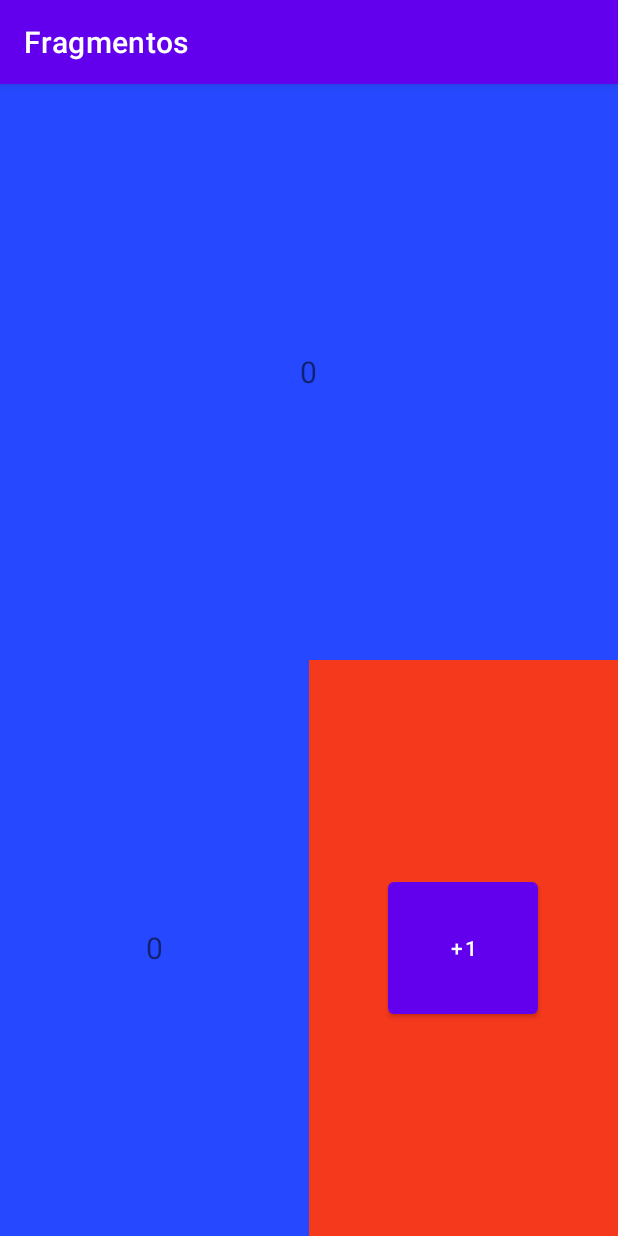
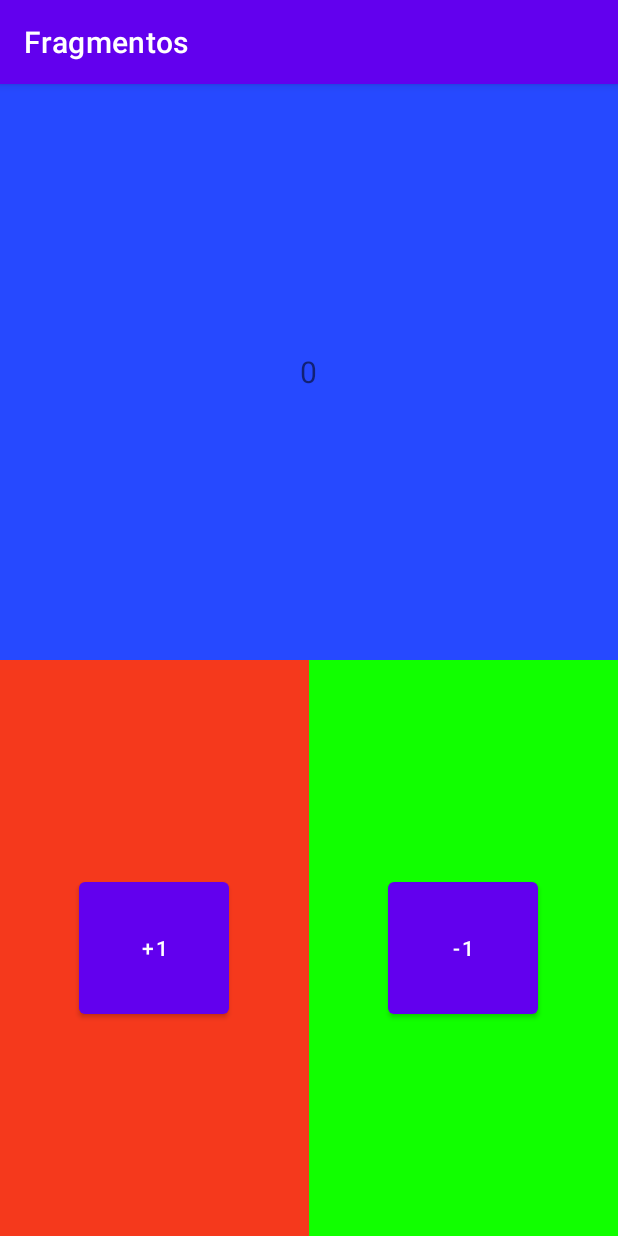
Before and after one commit to MeloAguilar/Fragmentos, an Android app: the screen it shows after launch (MainActivity), on a phone screen of 412 x 824 dp. Run offline under Robolectric (Android 15) with nearby library versions, the phone set to English and light mode, and no system bars.

Commit message:
todo bien todo correcto, y yo que me alegro de que funcione

```diff
--- a/app/build.gradle
+++ b/app/build.gradle
@@ -30,6 +30,12 @@ android {
     kotlinOptions {
         jvmTarget = '1.8'
     }
+    buildFeatures{
+        viewBinding = true
+    }
+    viewBinding{
+        enable = true
+    }
 }
 
 dependencies {
--- a/app/src/main/java/com/example/fragmentos/AzulFragment.kt
+++ b/app/src/main/java/com/example/fragmentos/AzulFragment.kt
@@ -1,5 +1,6 @@
 package com.example.fragmentos
 
+import android.content.Context
 import android.os.Bundle
 import androidx.fragment.app.Fragment
 import android.view.LayoutInflater
@@ -17,47 +18,39 @@ private const val ARG_PARAM2 = "param2"
  * create an instance of this fragment.
  */
 class AzulFragment : Fragment() {
-    // TODO: Rename and change types of parameters
-    private var param1: String? = null
-    private var param2: String? = null
+
+    private var listener:Comunicador? = null
 
     override fun onCreate(savedInstanceState: Bundle?) {
         super.onCreate(savedInstanceState)
-        arguments?.let {
-            param1 = it.getString(ARG_PARAM1)
-            param2 = it.getString(ARG_PARAM2)
+
+    }
+
+    override fun onAttach(context: Context) {
+        super.onAttach(context)
+        if(context is Comunicador){
+            listener = context
         }
     }
 
+    override fun onDetach() {
+        super.onDetach()
+        listener = null
+    }
+
+
+    override fun onViewCreated(view: View, savedInstanceState: Bundle?) {
+        super.onViewCreated(view, savedInstanceState)
+
+    }
     override fun onCreateView(
         inflater: LayoutInflater, container: ViewGroup?,
         savedInstanceState: Bundle?
     ): View? {
-        var viewRoot = inflater.inflate(R.layout.fragment_azul, container, false)
-        var txt : View = viewRoot.findViewById(R.id.btnFrAzul)
-        var viewRojo = inflater.inflate(R.layout.fragment_rojo, container, false)
-        var viewVerde = inflater.inflate(R.layout.fragment_verde,container,false)
+
         // Inflate the layout for this fragment
-        return viewRoot
+        return inflater.inflate(R.layout.fragment_azul, container, false)
     }
 
-    companion object {
-        /**
-         * Use this factory method to create a new instance of
-         * this fragment using the provided parameters.
-         *
-         * @param param1 Parameter 1.
-         * @param param2 Parameter 2.
-         * @return A new instance of fragment AzulFragment.
-         */
-        // TODO: Rename and change types and number of parameters
-        @JvmStatic
-        fun newInstance(param1: String, param2: String) =
-            AzulFragment().apply {
-                arguments = Bundle().apply {
-                    putString(ARG_PARAM1, param1)
-                    putString(ARG_PARAM2, param2)
-                }
-            }
-    }
+
 }
--- /dev/null
+++ b/app/src/main/java/com/example/fragmentos/Comunicador.kt
@@ -0,0 +1,9 @@
+package com.example.fragmentos
+
+interface Comunicador {
+
+   fun onClickRestar()
+   fun onClickSumar()
+
+
+}
--- a/app/src/main/java/com/example/fragmentos/MainActivity.kt
+++ b/app/src/main/java/com/example/fragmentos/MainActivity.kt
@@ -1,29 +1,60 @@
 package com.example.fragmentos
 
+import android.annotation.SuppressLint
+import android.app.AlertDialog
+import android.content.Context
+import android.content.DialogInterface
 import androidx.appcompat.app.AppCompatActivity
 import android.os.Bundle
 import android.view.LayoutInflater
 import android.view.View
 import android.widget.Button
 import android.widget.TextView
+import androidx.fragment.app.DialogFragment
 
-class MainActivity : AppCompatActivity() {
+class MainActivity : AppCompatActivity(), Comunicador {
+
+
+  private var contador = 0
 
     override fun onCreate(savedInstanceState: Bundle?) {
         super.onCreate(savedInstanceState)
         setContentView(R.layout.activity_main)
 
-        var btnRojo : Button = findViewById<View>(R.id.fragmento_rojo).findViewById(R.id.btnFrRojo)
-        var btnVerde:Button = findViewById<View>(R.id.fragmento_verde).findViewById(R.id.btnFrVerde)
-        var txtAzul:TextView = findViewById<View>(R.id.fragmento_azul).findViewById(R.id.btnFrAzul)
-        var contador = 0
+
+    }
+
+    override fun onClickRestar() {
+        var texto = findViewById<TextView>(R.id.btnFrAzul)
+        if(contador > 0){
+            contador--
+        }
 
 
-        btnRojo?.setOnClickListener{
-            contador++
-            txtAzul.text = contador.toString()
-        }
+        texto.text = contador.toString()
+
     }
 
 
+
+    override fun onClickSumar() {
+        var texto = findViewById<TextView>(R.id.btnFrAzul)
+        contador++
+        if(contador == 11)
+        {
+            AlertDialog.Builder(this)
+                .setTitle("PARA DE CLICAR COÑO")
+                .setMessage("Pulse si para parar el contador o no para seguir sumando")
+                .setPositiveButton("si") { dialog, which ->
+                    texto.text = contador.toString()
+                }
+                .setNegativeButton("no"){dialog,which -> contador--}
+
+                .setIcon(R.drawable.ic_launcher_background)
+                .show()
+        }else {
+            texto.text = contador.toString()
+        }
+
+    }
 }
--- a/app/src/main/java/com/example/fragmentos/RojoFragment.kt
+++ b/app/src/main/java/com/example/fragmentos/RojoFragment.kt
@@ -1,34 +1,29 @@
 package com.example.fragmentos
 
+import android.content.Context
 import android.os.Bundle
 import androidx.fragment.app.Fragment
 import android.view.LayoutInflater
 import android.view.View
 import android.view.ViewGroup
+import android.widget.Button
 
-// TODO: Rename parameter arguments, choose names that match
-// the fragment initialization parameters, e.g. ARG_ITEM_NUMBER
-private const val ARG_PARAM1 = "param1"
-private const val ARG_PARAM2 = "param2"
 
-/**
- * A simple [Fragment] subclass.
- * Use the [RojoFragment.newInstance] factory method to
- * create an instance of this fragment.
- */
 class RojoFragment : Fragment() {
-    // TODO: Rename and change types of parameters
-    private var param1: String? = null
-    private var param2: String? = null
 
-    override fun onCreate(savedInstanceState: Bundle?) {
-        super.onCreate(savedInstanceState)
-        arguments?.let {
-            param1 = it.getString(ARG_PARAM1)
-            param2 = it.getString(ARG_PARAM2)
+    private var listener:Comunicador? = null
+
+    override fun onAttach(context: Context) {
+        super.onAttach(context)
+        if(context is Comunicador){
+            listener = context
         }
     }
 
+    override fun onViewCreated(view: View, savedInstanceState: Bundle?) {
+        super.onViewCreated(view, savedInstanceState)
+        view.findViewById<Button>(R.id.btnFrRojo).setOnClickListener{listener?.onClickSumar()}
+    }
     override fun onCreateView(
         inflater: LayoutInflater, container: ViewGroup?,
         savedInstanceState: Bundle?
@@ -38,24 +33,4 @@ class RojoFragment : Fragment() {
         // Inflate the layout for this fragment
         return viewRoot
     }
-
-    companion object {
-        /**
-         * Use this factory method to create a new instance of
-         * this fragment using the provided parameters.
-         *
-         * @param param1 Parameter 1.
-         * @param param2 Parameter 2.
-         * @return A new instance of fragment RojoFragment.
-         */
-        // TODO: Rename and change types and number of parameters
-        @JvmStatic
-        fun newInstance(param1: String, param2: String) =
-            RojoFragment().apply {
-                arguments = Bundle().apply {
-                    putString(ARG_PARAM1, param1)
-                    putString(ARG_PARAM2, param2)
-                }
-            }
-    }
 }
--- a/app/src/main/java/com/example/fragmentos/VerdeFragment.kt
+++ b/app/src/main/java/com/example/fragmentos/VerdeFragment.kt
@@ -1,15 +1,13 @@
 package com.example.fragmentos
 
+import android.content.Context
 import android.os.Bundle
 import androidx.fragment.app.Fragment
 import android.view.LayoutInflater
 import android.view.View
 import android.view.ViewGroup
+import android.widget.Button
 
-// TODO: Rename parameter arguments, choose names that match
-// the fragment initialization parameters, e.g. ARG_ITEM_NUMBER
-private const val ARG_PARAM1 = "param1"
-private const val ARG_PARAM2 = "param2"
 
 /**
  * A simple [Fragment] subclass.
@@ -17,15 +15,14 @@ private const val ARG_PARAM2 = "param2"
  * create an instance of this fragment.
  */
 class VerdeFragment : Fragment() {
-    // TODO: Rename and change types of parameters
-    private var param1: String? = null
-    private var param2: String? = null
 
-    override fun onCreate(savedInstanceState: Bundle?) {
-        super.onCreate(savedInstanceState)
-        arguments?.let {
-            param1 = it.getString(ARG_PARAM1)
-            param2 = it.getString(ARG_PARAM2)
+    private var listener: Comunicador?=null
+
+
+    override fun onAttach(context: Context) {
+        super.onAttach(context)
+        if(context is Comunicador){
+            listener = context
         }
     }
 
@@ -34,29 +31,10 @@ class VerdeFragment : Fragment() {
         savedInstanceState: Bundle?
     ): View? {
         var viewRoot = inflater.inflate(R.layout.fragment_verde, container, false)
-        var boton : View = viewRoot.findViewById(R.id.btnFrVerde)
+        viewRoot.findViewById<Button>(R.id.btnFrVerde).setOnClickListener { listener?.onClickRestar() }
 
         // Inflate the layout for this fragment
        return viewRoot
     }
 
-    companion object {
-        /**
-         * Use this factory method to create a new instance of
-         * this fragment using the provided parameters.
-         *
-         * @param param1 Parameter 1.
-         * @param param2 Parameter 2.
-         * @return A new instance of fragment VerdeFragment.
-         */
-        // TODO: Rename and change types and number of parameters
-        @JvmStatic
-        fun newInstance(param1: String, param2: String) =
-            VerdeFragment().apply {
-                arguments = Bundle().apply {
-                    putString(ARG_PARAM1, param1)
-                    putString(ARG_PARAM2, param2)
-                }
-            }
-    }
 }
--- a/app/src/main/res/layout/activity_main.xml
+++ b/app/src/main/res/layout/activity_main.xml
@@ -21,22 +21,25 @@
         android:orientation="horizontal"
         android:layout_weight="1">
 
+
+        <androidx.fragment.app.FragmentContainerView
+            android:id="@+id/fragmento_rojo"
+            android:layout_width="match_parent"
+            android:layout_weight="1"
+            android:layout_height="match_parent"
+            android:name="com.example.fragmentos.RojoFragment"
+            tools:layout="@layout/fragment_rojo"/>
+
     <androidx.fragment.app.FragmentContainerView
         android:id="@+id/fragmento_verde"
-        android:layout_width="0dp"
+        android:layout_width="match_parent"
         android:layout_height="match_parent"
         android:layout_weight="1"
-        android:name="com.example.fragmentos.AzulFragment"
+        android:name="com.example.fragmentos.VerdeFragment"
         tools:layout="@layout/fragment_verde"/>
 
+w
 
-    <androidx.fragment.app.FragmentContainerView
-        android:id="@+id/fragmento_rojo"
-        android:layout_width="0dp"
-        android:layout_weight="1"
-        android:layout_height="match_parent"
-        android:name="com.example.fragmentos.RojoFragment"
-        tools:layout="@layout/fragment_rojo"/>
 
     </LinearLayout>
 
--- a/app/src/main/res/layout/fragment_verde.xml
+++ b/app/src/main/res/layout/fragment_verde.xml
@@ -11,6 +11,6 @@
         android:layout_width="100dp"
         android:layout_height="100dp"
         android:layout_gravity="center"
-        android:text="+1" />
+        android:text="-1" />
 
 </FrameLayout>
```
Also changed, not shown: 1 other file.
